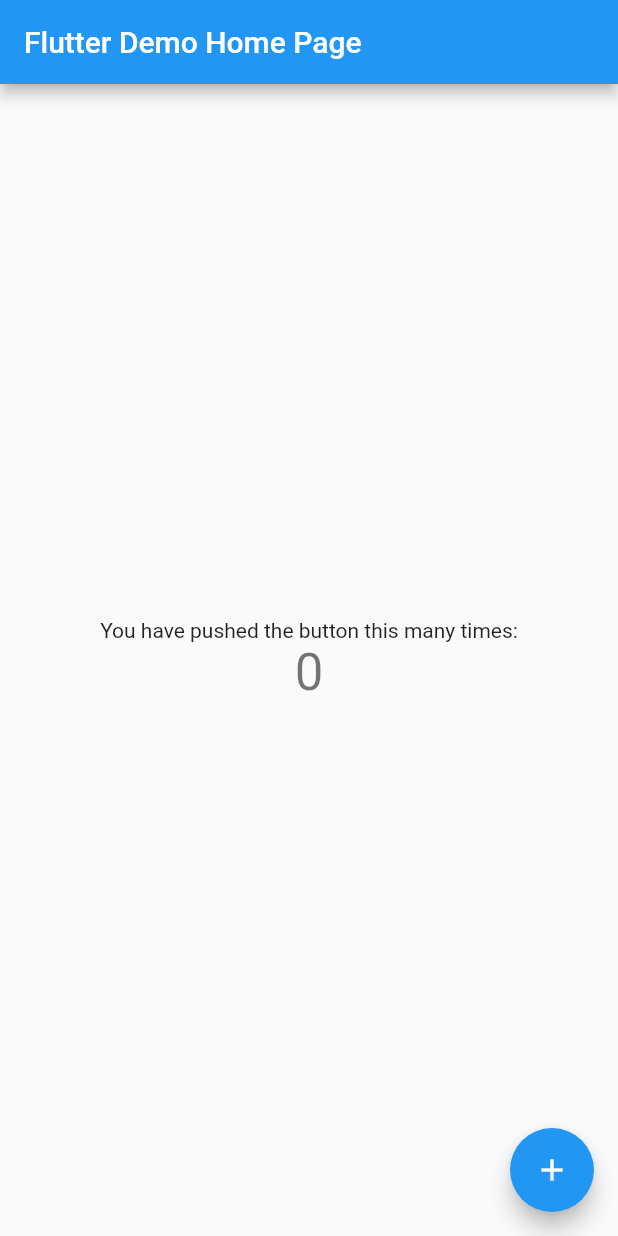
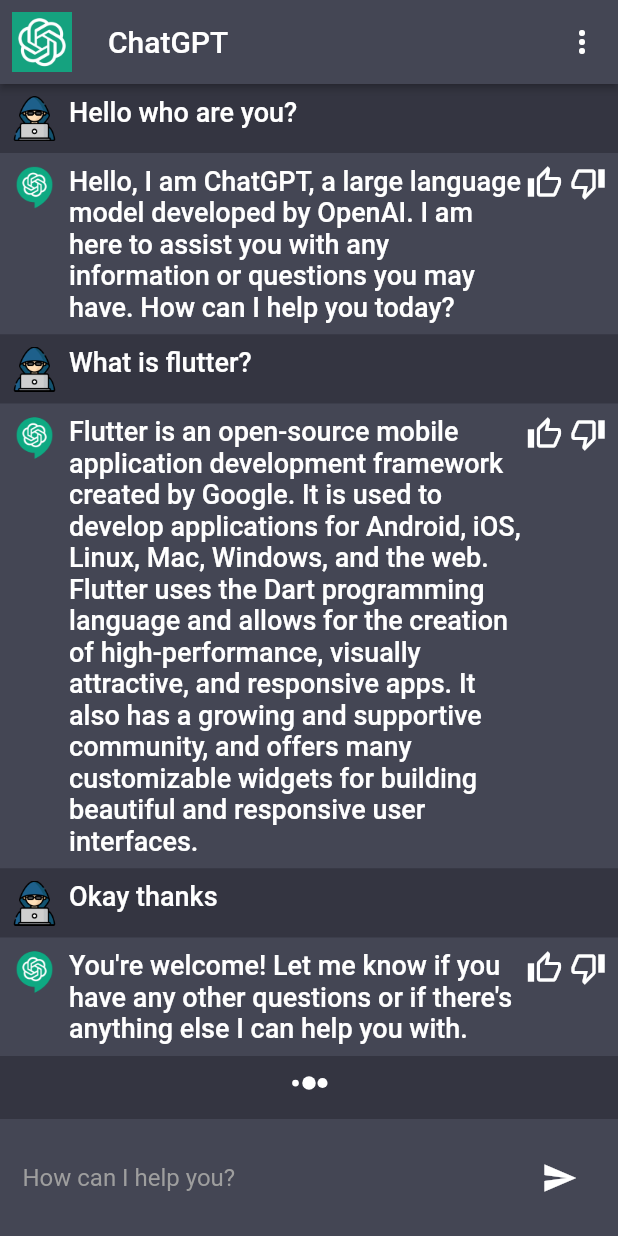
Before and after one commit to M-Farjad/ChatGPTClone, a Flutter app: the screen it shows after launch, on a phone screen of 412 x 824 dp. Run offline on Flutter 3.47's test engine with Material 2 defaults, Android fonts, the phone set to English and light mode, and no system bars; our stand-ins replace flutter_spinkit.

Commit message:
Chat Screen

```diff
--- /dev/null
+++ b/lib/constants/constants.dart
@@ -0,0 +1,56 @@
+import 'package:flutter/material.dart';
+
+Color scaffoldBackgroundColor = const Color(0xFF343541);
+Color cardColor = const Color(0xFF444654);
+
+// List<String> models = [
+//   'Model1',
+//   'Model2',
+//   'Model3',
+//   'Model4',
+//   'Model5',
+//   'Model6',
+// ];
+
+// List<DropdownMenuItem<String>>? get getModelsItem {
+//   List<DropdownMenuItem<String>>? modelsItems =
+//       List<DropdownMenuItem<String>>.generate(
+//           models.length,
+//           (index) => DropdownMenuItem(
+//               value: models[index],
+//               child: TextWidget(
+//                 label: models[index],
+//                 fontSize: 15,
+//               )));
+//   return modelsItems;
+// }
+
+final chatMessages = [
+  {
+    "msg": "Hello who are you?",
+    "chatIndex": 0,
+  },
+  {
+    "msg":
+        "Hello, I am ChatGPT, a large language model developed by OpenAI. I am here to assist you with any information or questions you may have. How can I help you today?",
+    "chatIndex": 1,
+  },
+  {
+    "msg": "What is flutter?",
+    "chatIndex": 0,
+  },
+  {
+    "msg":
+        "Flutter is an open-source mobile application development framework created by Google. It is used to develop applications for Android, iOS, Linux, Mac, Windows, and the web. Flutter uses the Dart programming language and allows for the creation of high-performance, visually attractive, and responsive apps. It also has a growing and supportive community, and offers many customizable widgets for building beautiful and responsive user interfaces.",
+    "chatIndex": 1,
+  },
+  {
+    "msg": "Okay thanks",
+    "chatIndex": 0,
+  },
+  {
+    "msg":
+        "You're welcome! Let me know if you have any other questions or if there's anything else I can help you with.",
+    "chatIndex": 1,
+  },
+];
--- a/lib/main.dart
+++ b/lib/main.dart
@@ -1,3 +1,5 @@
+import 'package:chatgpt/constants/constants.dart';
+import 'package:chatgpt/screens/chat_screen.dart';
 import 'package:flutter/material.dart';
 
 void main() {
@@ -6,40 +8,23 @@ void main() {
 
 class MyApp extends StatelessWidget {
   const MyApp({super.key});
-
-  // This widget is the root of your application.
   @override
   Widget build(BuildContext context) {
     return MaterialApp(
       title: 'Flutter Demo',
+      debugShowCheckedModeBanner: false,
       theme: ThemeData(
-        // This is the theme of your application.
-        //
-        // Try running your application with "flutter run". You'll see the
-        // application has a blue toolbar. Then, without quitting the app, try
-        // changing the primarySwatch below to Colors.green and then invoke
-        // "hot reload" (press "r" in the console where you ran "flutter run",
-        // or simply save your changes to "hot reload" in a Flutter IDE).
-        // Notice that the counter didn't reset back to zero; the application
-        // is not restarted.
-        primarySwatch: Colors.blue,
-      ),
-      home: const MyHomePage(title: 'Flutter Demo Home Page'),
+          scaffoldBackgroundColor: scaffoldBackgroundColor,
+          appBarTheme: AppBarTheme(
+            color: cardColor,
+          )),
+      home: const ChatScreen(),
     );
   }
 }
 
 class MyHomePage extends StatefulWidget {
   const MyHomePage({super.key, required this.title});
-
-  // This widget is the home page of your application. It is stateful, meaning
-  // that it has a State object (defined below) that contains fields that affect
-  // how it looks.
-
-  // This class is the configuration for the state. It holds the values (in this
-  // case the title) provided by the parent (in this case the App widget) and
-  // used by the build method of the State. Fields in a Widget subclass are
-  // always marked "final".
 
   final String title;
 
@@ -52,47 +37,20 @@ class _MyHomePageState extends State<MyHomePage> {
 
   void _incrementCounter() {
     setState(() {
-      // This call to setState tells the Flutter framework that something has
-      // changed in this State, which causes it to rerun the build method below
-      // so that the display can reflect the updated values. If we changed
-      // _counter without calling setState(), then the build method would not be
-      // called again, and so nothing would appear to happen.
       _counter++;
     });
   }
 
   @override
   Widget build(BuildContext context) {
-    // This method is rerun every time setState is called, for instance as done
-    // by the _incrementCounter method above.
-    //
-    // The Flutter framework has been optimized to make rerunning build methods
-    // fast, so that you can just rebuild anything that needs updating rather
-    // than having to individually change instances of widgets.
     return Scaffold(
       appBar: AppBar(
-        // Here we take the value from the MyHomePage object that was created by
-        // the App.build method, and use it to set our appbar title.
         title: Text(widget.title),
       ),
       body: Center(
         // Center is a layout widget. It takes a single child and positions it
         // in the middle of the parent.
         child: Column(
-          // Column is also a layout widget. It takes a list of children and
-          // arranges them vertically. By default, it sizes itself to fit its
-          // children horizontally, and tries to be as tall as its parent.
-          //
-          // Invoke "debug painting" (press "p" in the console, choose the
-          // "Toggle Debug Paint" action from the Flutter Inspector in Android
-          // Studio, or the "Toggle Debug Paint" command in Visual Studio Code)
-          // to see the wireframe for each widget.
-          //
-          // Column has various properties to control how it sizes itself and
-          // how it positions its children. Here we use mainAxisAlignment to
-          // center the children vertically; the main axis here is the vertical
-          // axis because Columns are vertical (the cross axis would be
-          // horizontal).
           mainAxisAlignment: MainAxisAlignment.center,
           children: <Widget>[
             const Text(
--- /dev/null
+++ b/lib/screens/chat_screen.dart
@@ -0,0 +1,102 @@
+import 'package:chatgpt/constants/constants.dart';
+import 'package:chatgpt/services/asset_manager.dart';
+import 'package:flutter/material.dart';
+import 'package:flutter_spinkit/flutter_spinkit.dart';
+
+import '../widgets/chat_widget.dart';
+
+class ChatScreen extends StatefulWidget {
+  const ChatScreen({super.key});
+
+  @override
+  State<ChatScreen> createState() => _ChatScreenState();
+}
+
+class _ChatScreenState extends State<ChatScreen> {
+  final bool _isTyping = true;
+
+  late TextEditingController textEditingController;
+
+  @override
+  void initState() {
+    textEditingController = TextEditingController();
+    super.initState();
+  }
+
+  @override
+  void dispose() {
+    textEditingController.dispose();
+    super.dispose();
+  }
+
+  @override
+  Widget build(BuildContext context) {
+    return Scaffold(
+      appBar: AppBar(
+        elevation: 2,
+        leading: Padding(
+          padding: const EdgeInsets.all(8.0),
+          child: Image.asset(AssetsManager.openAiLogo),
+        ),
+        title: const Text('ChatGPT'),
+        actions: [
+          IconButton(
+              onPressed: () {},
+              icon: Icon(
+                Icons.more_vert_rounded,
+                color: Colors.white,
+              ))
+        ],
+      ),
+      body: SafeArea(
+        child: Column(
+          children: [
+            Flexible(
+              child: ListView.builder(
+                  itemCount: 6,
+                  itemBuilder: (context, index) {
+                    return ChatWidget(
+                      chatmsg: chatMessages[index]['msg'].toString(),
+                      chatIndex: int.parse(
+                          chatMessages[index]['chatIndex'].toString()),
+                    );
+                  }),
+            ),
+            if (_isTyping) ...[
+              const SpinKitThreeBounce(
+                color: Colors.white,
+                size: 18,
+              ),
+              const SizedBox(height: 15),
+              Material(
+                color: cardColor,
+                child: Padding(
+                  padding: const EdgeInsets.all(15.0),
+                  child: Row(
+                    children: [
+                      Expanded(
+                          child: TextField(
+                        style: TextStyle(color: Colors.white),
+                        controller: textEditingController,
+                        onSubmitted: (value) {},
+                        decoration: const InputDecoration.collapsed(
+                            hintText: 'How can I help you?',
+                            hintStyle: TextStyle(color: Colors.grey)),
+                      )),
+                      IconButton(
+                          onPressed: () {},
+                          icon: const Icon(
+                            Icons.send,
+                            color: Colors.white,
+                          ))
+                    ],
+                  ),
+                ),
+              )
+            ]
+          ],
+        ),
+      ),
+    );
+  }
+}
--- /dev/null
+++ b/lib/services/asset_manager.dart
@@ -0,0 +1,8 @@
+import 'package:flutter/material.dart';
+
+class AssetsManager {
+  static String imagePath = "assets/images";
+  static String userImage = "$imagePath/person.png";
+  static String botImage = "$imagePath/chat_logo.png";
+  static String openAiLogo = "$imagePath/openai_logo.jpg";
+}
--- /dev/null
+++ b/lib/widgets/chat_widget.dart
@@ -0,0 +1,51 @@
+import 'package:chatgpt/constants/constants.dart';
+import 'package:chatgpt/services/asset_manager.dart';
+import 'package:chatgpt/widgets/text_widget.dart';
+import 'package:flutter/material.dart';
+
+class ChatWidget extends StatelessWidget {
+  const ChatWidget({super.key, required this.chatmsg, required this.chatIndex});
+
+  final String chatmsg;
+  final int chatIndex;
+  @override
+  Widget build(BuildContext context) {
+    return Column(
+      children: [
+        Material(
+          color: chatIndex == 0 ? scaffoldBackgroundColor : cardColor,
+          child: Padding(
+            padding: const EdgeInsets.all(8.0),
+            child: Row(
+              crossAxisAlignment: CrossAxisAlignment.start,
+              children: [
+                Image.asset(
+                  chatIndex == 0
+                      ? AssetsManager.userImage
+                      : AssetsManager.botImage,
+                  height: 30,
+                  width: 30,
+                ),
+                SizedBox(width: 8),
+                Expanded(child: TextWidget(label: chatmsg)),
+                chatIndex == 0
+                    ? SizedBox.shrink()
+                    : Row(
+                        mainAxisAlignment: MainAxisAlignment.end,
+                        mainAxisSize: MainAxisSize.min,
+                        children: [
+                          Icon(Icons.thumb_up_alt_outlined,
+                              color: Colors.white),
+                          SizedBox(width: 5),
+                          Icon(Icons.thumb_down_alt_outlined,
+                              color: Colors.white),
+                        ],
+                      )
+              ],
+            ),
+          ),
+        )
+      ],
+    );
+  }
+}
--- /dev/null
+++ b/lib/widgets/text_widget.dart
@@ -0,0 +1,28 @@
+import 'package:flutter/material.dart';
+
+class TextWidget extends StatelessWidget {
+  const TextWidget(
+      {Key? key,
+      required this.label,
+      this.fontSize = 18,
+      this.color,
+      this.fontWeight})
+      : super(key: key);
+
+  final String label;
+  final double fontSize;
+  final Color? color;
+  final FontWeight? fontWeight;
+  @override
+  Widget build(BuildContext context) {
+    return Text(
+      label,
+      // textAlign: TextAlign.justify,
+      style: TextStyle(
+        color: color ?? Colors.white,
+        fontSize: fontSize,
+        fontWeight: fontWeight ?? FontWeight.w500,
+      ),
+    );
+  }
+}
```
Also changed, not shown: pubspec.yaml (+7 -5 lines), assets/images/chat_logo.png (added), assets/images/openai_logo.jpg (added), assets/images/person.png (added), pubspec.lock.
